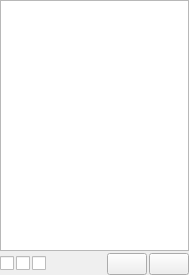
First picture: the form in resources/ui/configure/environment.ui, repository prymatex/prymatex, before the edit.
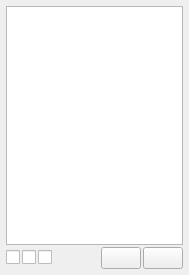
Second picture: the form after the edit. Icons and pictures are not drawn.

```diff
--- a/resources/ui/configure/environment.ui
+++ b/resources/ui/configure/environment.ui
@@ -18,7 +18,7 @@
     <number>2</number>
    </property>
    <property name="margin">
-    <number>0</number>
+    <number>6</number>
    </property>
    <item>
     <widget class="QTableView" name="tableView">
```
